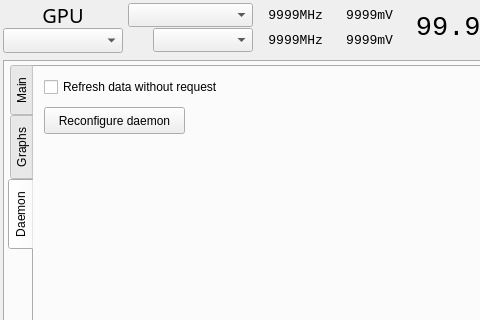
Old version of the form radeon-profile/radeon_profile.ui in the repository marazmista/radeon-profile; both pictures show x 0 to 480 and y 0 to 320 of the 832 by 484 pixel window.
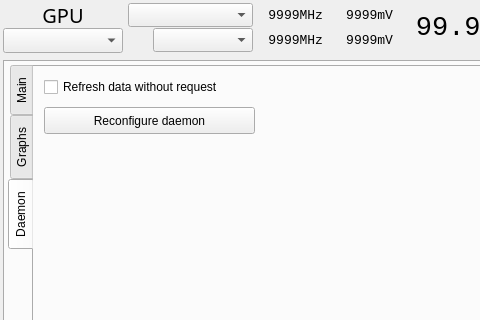
New version of the form. The open tabs and pages were chosen to show the change. Icons and pictures are not drawn. Custom widgets are drawn as their Qt base class.

The edit to the form file:
```diff
--- a/radeon-profile/radeon_profile.ui
+++ b/radeon-profile/radeon_profile.ui
@@ -3476,7 +3476,7 @@
              <rect>
               <x>10</x>
               <y>40</y>
-              <width>141</width>
+              <width>211</width>
               <height>27</height>
              </rect>
             </property>
```
Left out of the diff: 2 changed lines with no effect on the pictures.
